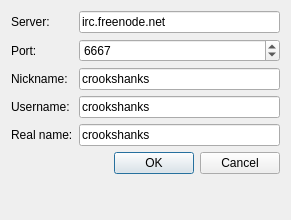
Qt form src/ui/connectdialog.ui (viking/smirch-qt) before a commit.
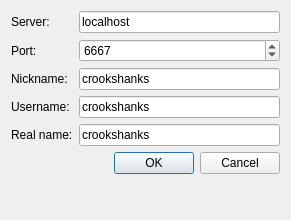
The same form after that commit.

What changed in the file:
```diff
--- a/src/ui/connectdialog.ui
+++ b/src/ui/connectdialog.ui
@@ -24,7 +24,7 @@
    <item row="0" column="1">
     <widget class="QLineEdit" name="leServer">
      <property name="text">
-      <string>irc.freenode.net</string>
+      <string>localhost</string>
      </property>
     </widget>
    </item>
```
